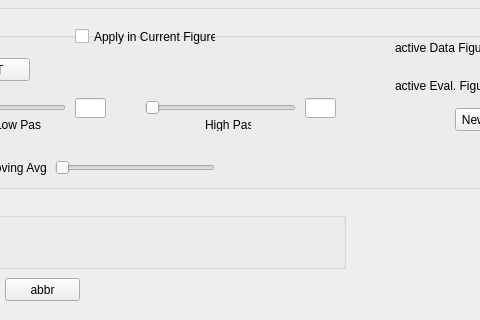
This is diag.ui in FlorianFetzer/PyPlotter as Qt 5 draws it before an edit; both pictures show x 95 to 575 and y 272 to 592 of the 954 by 592 pixel window. The edited form follows.
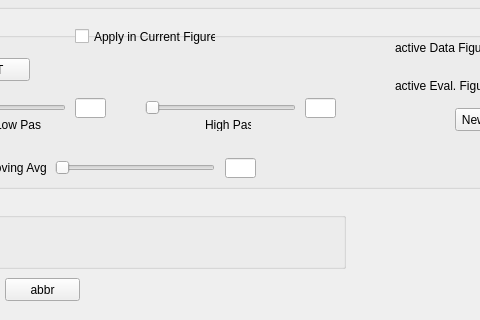
This is the edited form.

```diff
--- a/diag.ui
+++ b/diag.ui
@@ -470,6 +470,16 @@
      <string>0</string>
     </property>
    </widget>
+   <widget class="QLineEdit" name="MAVEdit">
+    <property name="geometry">
+     <rect>
+      <x>310</x>
+      <y>140</y>
+      <width>31</width>
+      <height>20</height>
+     </rect>
+    </property>
+   </widget>
   </widget>
   <widget class="QGroupBox" name="groupBox_3">
    <property name="geometry">
```
Left out of the diff: 15 changed lines with no effect on the pictures.
